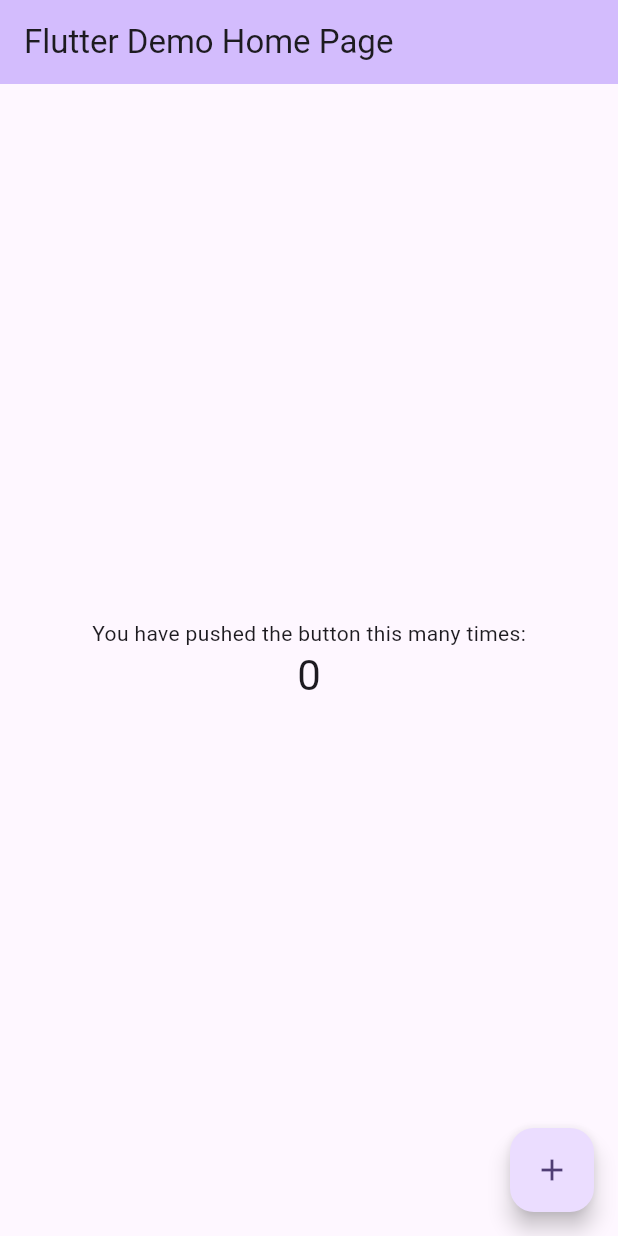
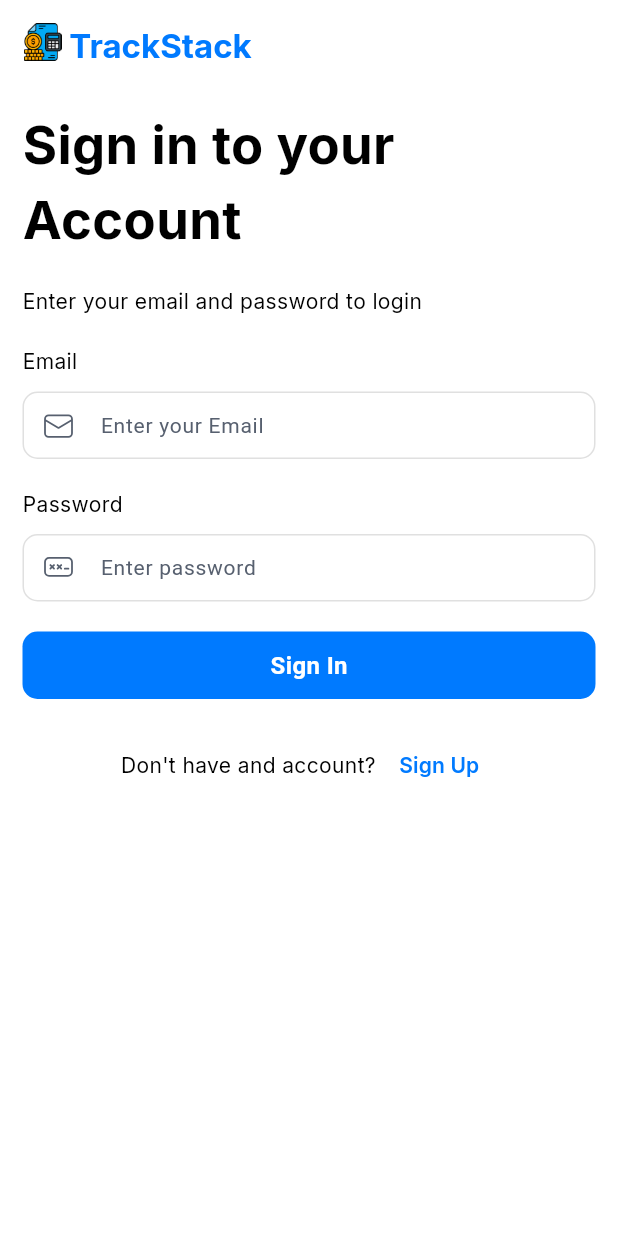
Before and after one commit to Sayandip0408/expense-tracker, a Flutter app: the screen it shows after launch, on a phone screen of 412 x 824 dp. Run offline on Flutter 3.47's test engine with Material 3 defaults, Android fonts, the phone set to English and light mode, and no system bars; our stand-ins replace cloud_firestore, firebase_auth, firebase_core, fluentui_system_icons, google_fonts; accounts and stored records are empty.

Commit message:
login and sign up done

```diff
--- a/lib/main.dart
+++ b/lib/main.dart
@@ -1,125 +1,84 @@
+import 'dart:async';
+
+import 'package:expense_tracker/screens/HomeScreen.dart';
+import 'package:expense_tracker/screens/LoginScreen.dart';
+import 'package:expense_tracker/themes/lightTheme.dart';
+import 'package:firebase_auth/firebase_auth.dart';
+import 'package:firebase_core/firebase_core.dart';
 import 'package:flutter/material.dart';
+import 'firebase_options.dart';
 
-void main() {
+Future<void> main() async {
+  WidgetsFlutterBinding.ensureInitialized();
+  await Firebase.initializeApp(
+    options: DefaultFirebaseOptions.currentPlatform,
+  );
   runApp(const MyApp());
 }
 
-class MyApp extends StatelessWidget {
+class MyApp extends StatefulWidget {
   const MyApp({super.key});
 
-  // This widget is the root of your application.
+  @override
+  State<MyApp> createState() => _MyAppState();
+}
+
+class _MyAppState extends State<MyApp> {
   @override
   Widget build(BuildContext context) {
     return MaterialApp(
-      title: 'Flutter Demo',
-      theme: ThemeData(
-        // This is the theme of your application.
-        //
-        // TRY THIS: Try running your application with "flutter run". You'll see
-        // the application has a purple toolbar. Then, without quitting the app,
-        // try changing the seedColor in the colorScheme below to Colors.green
-        // and then invoke "hot reload" (save your changes or press the "hot
-        // reload" button in a Flutter-supported IDE, or press "r" if you used
-        // the command line to start the app).
-        //
-        // Notice that the counter didn't reset back to zero; the application
-        // state is not lost during the reload. To reset the state, use hot
-        // restart instead.
-        //
-        // This works for code too, not just values: Most code changes can be
-        // tested with just a hot reload.
-        colorScheme: ColorScheme.fromSeed(seedColor: Colors.deepPurple),
-        useMaterial3: true,
-      ),
-      home: const MyHomePage(title: 'Flutter Demo Home Page'),
+      title: 'TrackStack',
+      debugShowCheckedModeBanner: false,
+      theme: lightTheme,
+      home: const SplashScreen(),
     );
   }
 }
 
-class MyHomePage extends StatefulWidget {
-  const MyHomePage({super.key, required this.title});
-
-  // This widget is the home page of your application. It is stateful, meaning
-  // that it has a State object (defined below) that contains fields that affect
-  // how it looks.
-
-  // This class is the configuration for the state. It holds the values (in this
-  // case the title) provided by the parent (in this case the App widget) and
-  // used by the build method of the State. Fields in a Widget subclass are
-  // always marked "final".
-
-  final String title;
+class SplashScreen extends StatefulWidget{
+  const SplashScreen({super.key});
 
   @override
-  State<MyHomePage> createState() => _MyHomePageState();
+  State<SplashScreen> createState() => _SplashScreenState();
 }
 
-class _MyHomePageState extends State<MyHomePage> {
-  int _counter = 0;
-
-  void _incrementCounter() {
-    setState(() {
-      // This call to setState tells the Flutter framework that something has
-      // changed in this State, which causes it to rerun the build method below
-      // so that the display can reflect the updated values. If we changed
-      // _counter without calling setState(), then the build method would not be
-      // called again, and so nothing would appear to happen.
-      _counter++;
-    });
+class _SplashScreenState extends State<SplashScreen> {
+  final _auth = FirebaseAuth.instance;
+  @override
+  void initState() {
+    final user = _auth.currentUser;
+    if(user != null){
+      Timer(const Duration(milliseconds: 500),
+              ()=>Navigator.pushReplacement(context, MaterialPageRoute(builder: (context)=> const HomeScreen())));
+    }
+    else{
+      Timer(const Duration(milliseconds: 500),
+              ()=>Navigator.pushReplacement(context, MaterialPageRoute(builder: (context)=> const LoginScreen())));
+    }
+    super.initState();
   }
-
   @override
   Widget build(BuildContext context) {
-    // This method is rerun every time setState is called, for instance as done
-    // by the _incrementCounter method above.
-    //
-    // The Flutter framework has been optimized to make rerunning build methods
-    // fast, so that you can just rebuild anything that needs updating rather
-    // than having to individually change instances of widgets.
     return Scaffold(
-      appBar: AppBar(
-        // TRY THIS: Try changing the color here to a specific color (to
-        // Colors.amber, perhaps?) and trigger a hot reload to see the AppBar
-        // change color while the other colors stay the same.
-        backgroundColor: Theme.of(context).colorScheme.inversePrimary,
-        // Here we take the value from the MyHomePage object that was created by
-        // the App.build method, and use it to set our appbar title.
-        title: Text(widget.title),
-      ),
-      body: Center(
-        // Center is a layout widget. It takes a single child and positions it
-        // in the middle of the parent.
-        child: Column(
-          // Column is also a layout widget. It takes a list of children and
-          // arranges them vertically. By default, it sizes itself to fit its
-          // children horizontally, and tries to be as tall as its parent.
-          //
-          // Column has various properties to control how it sizes itself and
-          // how it positions its children. Here we use mainAxisAlignment to
-          // center the children vertically; the main axis here is the vertical
-          // axis because Columns are vertical (the cross axis would be
-          // horizontal).
-          //
-          // TRY THIS: Invoke "debug painting" (choose the "Toggle Debug Paint"
-          // action in the IDE, or press "p" in the console), to see the
-          // wireframe for each widget.
-          mainAxisAlignment: MainAxisAlignment.center,
-          children: <Widget>[
-            const Text(
-              'You have pushed the button this many times:',
-            ),
-            Text(
-              '$_counter',
-              style: Theme.of(context).textTheme.headlineMedium,
-            ),
-          ],
-        ),
-      ),
-      floatingActionButton: FloatingActionButton(
-        onPressed: _incrementCounter,
-        tooltip: 'Increment',
-        child: const Icon(Icons.add),
-      ), // This trailing comma makes auto-formatting nicer for build methods.
+        backgroundColor: Theme.of(context).colorScheme.background,
+        body: SizedBox(
+          height: double.infinity,
+          width: double.infinity,
+          child: Column(
+            mainAxisAlignment: MainAxisAlignment.center,
+            crossAxisAlignment: CrossAxisAlignment.center,
+            children: [
+              Image.asset("images/Splash.png", height: 200, width: 200,),
+              Text("Keep Workplace",
+                style: TextStyle(
+                  fontSize: 20,
+                  fontWeight: FontWeight.w700,
+                  color: Theme.of(context).colorScheme.primary,
+                ),
+              ),
+            ],
+          ),
+        )
     );
   }
 }
--- /dev/null
+++ b/lib/screens/LoginScreen.dart
@@ -0,0 +1,203 @@
+import 'package:firebase_auth/firebase_auth.dart';
+import 'package:fluentui_system_icons/fluentui_system_icons.dart';
+import 'package:flutter/cupertino.dart';
+import 'package:flutter/material.dart';
+import 'package:expense_tracker/screens/SignupScreen.dart';
+import 'package:google_fonts/google_fonts.dart';
+
+import 'HomeScreen.dart';
+
+class LoginScreen extends StatefulWidget {
+  const LoginScreen({super.key});
+
+  @override
+  State<LoginScreen> createState() => _LoginScreenState();
+}
+
+class _LoginScreenState extends State<LoginScreen> {
+  final _auth = FirebaseAuth.instance;
+  final emailController = TextEditingController();
+  final passController = TextEditingController();
+
+  @override
+  Widget build(BuildContext context) {
+    return Scaffold(
+      resizeToAvoidBottomInset: false,
+      appBar: AppBar(
+        backgroundColor: Theme.of(context).colorScheme.surface,
+        title: Row(
+          crossAxisAlignment: CrossAxisAlignment.end,
+          children: [
+            Image.asset(
+              "images/logo_low.png",
+              height: 33,
+              width: 25,
+            ),
+            Text(
+              " TrackStack",
+              style: GoogleFonts.inter(
+                fontWeight: FontWeight.w700,
+                color: CupertinoColors.activeBlue,
+              ),
+            ),
+          ],
+        ),
+        automaticallyImplyLeading: false,
+      ),
+      body: Padding(
+        padding: EdgeInsets.all(15),
+        child: Column(
+          crossAxisAlignment: CrossAxisAlignment.start,
+          mainAxisAlignment: MainAxisAlignment.start,
+          children: [
+            Text(
+              "Sign in to your Account",
+              style:
+                  GoogleFonts.inter(fontSize: 35, fontWeight: FontWeight.w700),
+            ),
+            SizedBox(height: 20,),
+            Text(
+              "Enter your email and password to login",
+              style: GoogleFonts.inter(),
+            ),
+            SizedBox(height: 20,),
+            Text(
+              "Email",
+              style: GoogleFonts.inter(),
+            ),
+            SizedBox(height: 10,),
+            SizedBox(
+              height: 45,
+              child: TextField(
+                keyboardType: TextInputType.emailAddress,
+                controller: emailController,
+                decoration: InputDecoration(
+                  enabledBorder: OutlineInputBorder(
+                    borderSide: BorderSide(color: Colors.black12, width: 1),
+                    borderRadius: BorderRadius.circular(10),
+                  ),
+                  focusedBorder: OutlineInputBorder(
+                    borderSide: BorderSide(
+                        color: Theme.of(context).colorScheme.primary, width: 1),
+                    borderRadius: BorderRadius.circular(10),
+                  ),
+                  labelText: "Enter your Email",
+                  labelStyle: TextStyle(
+                      fontSize: 14,
+                      color: Theme.of(context).colorScheme.secondary),
+                  prefixIcon: Icon(
+                    FluentIcons.mail_20_regular,
+                    color: Theme.of(context).colorScheme.secondary,
+                  ),
+                ),
+                style: TextStyle(
+                    fontSize: 13,
+                    color: Theme.of(context).colorScheme.primary,
+                    fontWeight: FontWeight.w500),
+              ),
+            ),
+            SizedBox(height: 20,),
+            Text(
+              "Password",
+              style: GoogleFonts.inter(),
+            ),
+            SizedBox(height: 10,),
+            SizedBox(
+              height: 45,
+              child: TextField(
+                keyboardType: TextInputType.text,
+                obscureText: true,
+                obscuringCharacter: "*",
+                controller: passController,
+                decoration: InputDecoration(
+                  enabledBorder: OutlineInputBorder(
+                    borderSide: BorderSide(color: Colors.black12, width: 1),
+                    borderRadius: BorderRadius.circular(10),
+                  ),
+                  focusedBorder: OutlineInputBorder(
+                    borderSide: BorderSide(
+                        color: Theme.of(context).colorScheme.primary, width: 1),
+                    borderRadius: BorderRadius.circular(10),
+                  ),
+                  labelText: "Enter password",
+                  labelStyle: TextStyle(
+                      fontSize: 14,
+                      color: Theme.of(context).colorScheme.secondary),
+                  prefixIcon: Icon(
+                    FluentIcons.password_20_regular,
+                    color: Theme.of(context).colorScheme.secondary,
+                  ),
+                ),
+                style: TextStyle(
+                    fontSize: 13,
+                    color: Theme.of(context).colorScheme.primary,
+                    fontWeight: FontWeight.w500),
+              ),
+            ),
+            SizedBox(height: 20,),
+            InkWell(
+              splashColor: Colors.blueAccent,
+              borderRadius: BorderRadius.circular(10),
+              onTap: () async {
+                try {
+                  await _auth.signInWithEmailAndPassword(
+                      email: emailController.text,
+                      password: passController.text);
+                  Navigator.pushReplacement(
+                      context,
+                      MaterialPageRoute(
+                          builder: (context) => const HomeScreen()));
+                } catch (e) {
+                  debugPrint(e.toString());
+                  ScaffoldMessenger.of(context).showSnackBar(
+                    SnackBar(
+                      content: Text('Login failed. Invalid email or password.'),
+                      backgroundColor: Colors.red,
+                    ),
+                  );
+                }
+              },
+              child: Ink(
+                height: 45,
+                width: double.infinity,
+                decoration: BoxDecoration(
+                  borderRadius: BorderRadius.circular(10),
+                  color: CupertinoColors.activeBlue,
+                ),
+                child: const Center(
+                  child: Text(
+                    "Sign In",
+                    style: TextStyle(
+                      color: Colors.white,
+                      fontWeight: FontWeight.w600,
+                      fontSize: 16,
+                    ),
+                  ),
+                ),
+              ),
+            ),
+            SizedBox(height: 20,),
+            Row(
+              mainAxisAlignment: MainAxisAlignment.center,
+              children: [
+                Text(
+                  "Don't have and account?",
+                  style: GoogleFonts.inter(),
+                ),
+                TextButton(
+                  onPressed: (){
+                    Navigator.pushReplacement(context, MaterialPageRoute(builder: (context)=> const SignupScreen()));
+                  },
+                  child: Text(
+                    " Sign Up",
+                    style: GoogleFonts.inter(fontWeight: FontWeight.w600, color: CupertinoColors.activeBlue),
+                  ),
+                ),
+              ],
+            )
+          ],
+        ),
+      ),
+    );
+  }
+}
--- /dev/null
+++ b/lib/themes/lightTheme.dart
@@ -0,0 +1,13 @@
+import 'package:flutter/material.dart';
+
+ThemeData lightTheme = ThemeData(
+    useMaterial3: true,
+    colorScheme: const ColorScheme.light(
+      surface: Colors.white,
+      primary: Colors.black,
+      secondary: Color.fromRGBO(87, 96, 111,1.0),
+      tertiary: Color.fromRGBO(241, 242, 246, 1.0),
+      secondaryContainer: Color.fromRGBO(241, 196, 15,1.0),
+      primaryContainer: Color.fromRGBO(215, 215, 215, 1.0),
+    )
+);
```
Also changed, not shown: lib/screens/HomeScreen.dart (added, +55 -0 lines), lib/screens/SignupScreen.dart (added, +307 -0 lines), pubspec.yaml (+8 -2 lines), firebase.json (added), images/Splash.png (added), images/logo_low.png (added), lib/firebase_options.dart (added), pubspec.lock, 6 other files.
